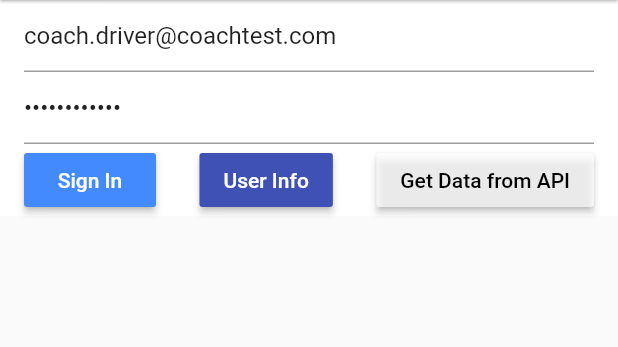
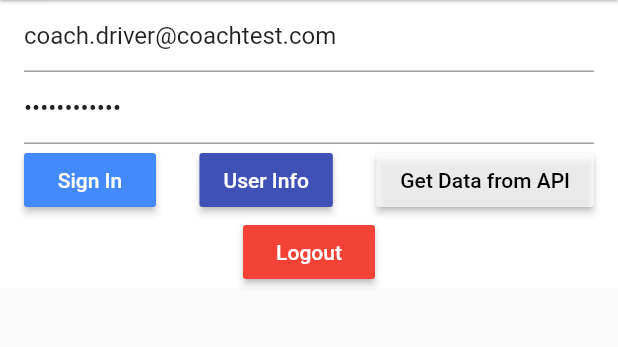
Before and after one commit to caothang1183/auth0, a Flutter app: the screen it shows after launch, on a phone screen of 412 x 824 dp, the part 84-431 px from its top. Run offline on Flutter 3.47's test engine with Material 2 defaults, Android fonts, the phone set to English and light mode, and no system bars; missing offline and left inert: flutter_auth0; network calls fail.

Commit message:
add logout

```diff
--- a/lib/login_page.dart
+++ b/lib/login_page.dart
@@ -1,3 +1,4 @@
+import 'package:auth0/home_page.dart';
 import 'package:flutter/material.dart';
 import 'package:flutter_auth0/flutter_auth0.dart';
 import 'package:http/http.dart' as http;
@@ -85,6 +86,16 @@ class _LoginPageState extends State<LoginPage> {
         }
     }
 
+
+    void _logout() async {
+        try {
+            token = '';
+            showInfo('Logout', "Successfully!");
+        } catch (e) {
+            showInfo('Error', e.toString());
+        }
+    }
+
     @override
     Widget build(BuildContext context) {
         bool canSignIn = (txtUsername.text != null &&
@@ -141,12 +152,21 @@ class _LoginPageState extends State<LoginPage> {
                                 ),
                             ],
                         ),
-
+                        Row(
+                            mainAxisAlignment: MainAxisAlignment.spaceEvenly,
+                            children: [
+                                MaterialButton(
+                                    color: Colors.red,
+                                    textColor: Colors.white,
+                                    child: const Text('Logout'),
+                                    onPressed: _logout,
+                                ),
+                            ],
+                        )
                     ],
                 ),
+
             ),
         );
     }
-
-
 }
```
